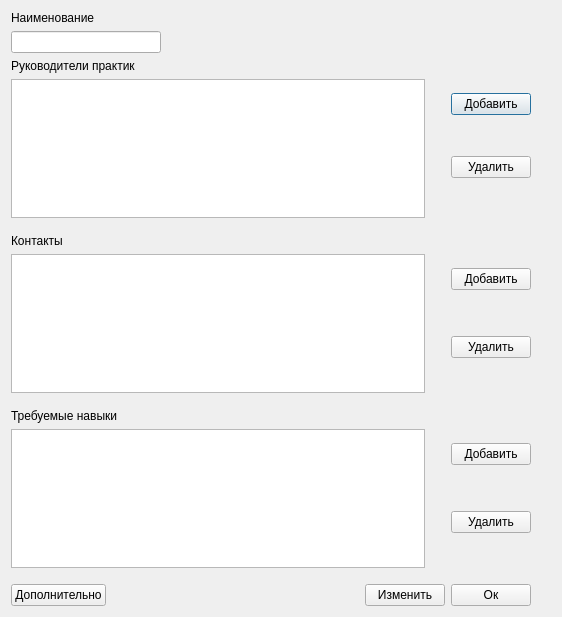
This is ui/employerswindow.ui in 7enSmile/clientVKR as Qt 5 draws it before an edit. The edited form follows.
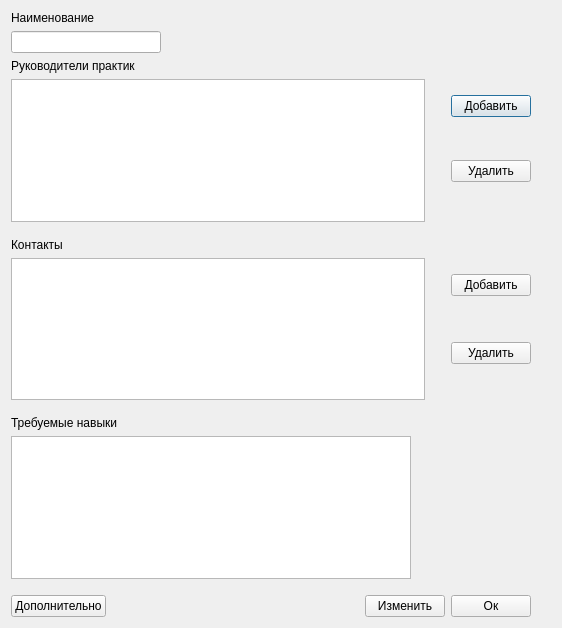
This is the edited form.

What changed in the file:
```diff
--- a/ui/employerswindow.ui
+++ b/ui/employerswindow.ui
@@ -7,7 +7,7 @@
     <x>0</x>
     <y>0</y>
     <width>562</width>
-    <height>617</height>
+    <height>628</height>
    </rect>
   </property>
   <property name="windowTitle">
@@ -340,83 +340,7 @@
        </property>
        <property name="sizeHint" stdset="0">
         <size>
-         <width>20</width>
-         <height>20</height>
-        </size>
-       </property>
-      </spacer>
-     </item>
-     <item>
-      <layout class="QVBoxLayout" name="verticalLayout_5">
-       <item>
-        <spacer name="verticalSpacer_13">
-         <property name="orientation">
-          <enum>Qt::Vertical</enum>
-         </property>
-         <property name="sizeHint" stdset="0">
-          <size>
-           <width>20</width>
-           <height>40</height>
-          </size>
-         </property>
-        </spacer>
-       </item>
-       <item>
-        <widget class="QPushButton" name="pushButtonInsertEducationResult">
-         <property name="text">
-          <string>Добавить</string>
-         </property>
-        </widget>
-       </item>
-       <item>
-        <spacer name="verticalSpacer_14">
-         <property name="orientation">
-          <enum>Qt::Vertical</enum>
-         </property>
-         <property name="sizeType">
-          <enum>QSizePolicy::Fixed</enum>
-         </property>
-         <property name="sizeHint" stdset="0">
-          <size>
-           <width>20</width>
-           <height>40</height>
-          </size>
-         </property>
-        </spacer>
-       </item>
-       <item>
-        <widget class="QPushButton" name="pushButtonDeleteEducationResult">
-         <property name="text">
-          <string>Удалить</string>
-         </property>
-        </widget>
-       </item>
-       <item>
-        <spacer name="verticalSpacer_15">
-         <property name="orientation">
-          <enum>Qt::Vertical</enum>
-         </property>
-         <property name="sizeHint" stdset="0">
-          <size>
-           <width>20</width>
-           <height>40</height>
-          </size>
-         </property>
-        </spacer>
-       </item>
-      </layout>
-     </item>
-     <item>
-      <spacer name="horizontalSpacer">
-       <property name="orientation">
-        <enum>Qt::Horizontal</enum>
-       </property>
-       <property name="sizeType">
-        <enum>QSizePolicy::Fixed</enum>
-       </property>
-       <property name="sizeHint" stdset="0">
-        <size>
-         <width>20</width>
+         <width>140</width>
          <height>20</height>
         </size>
        </property>
```
